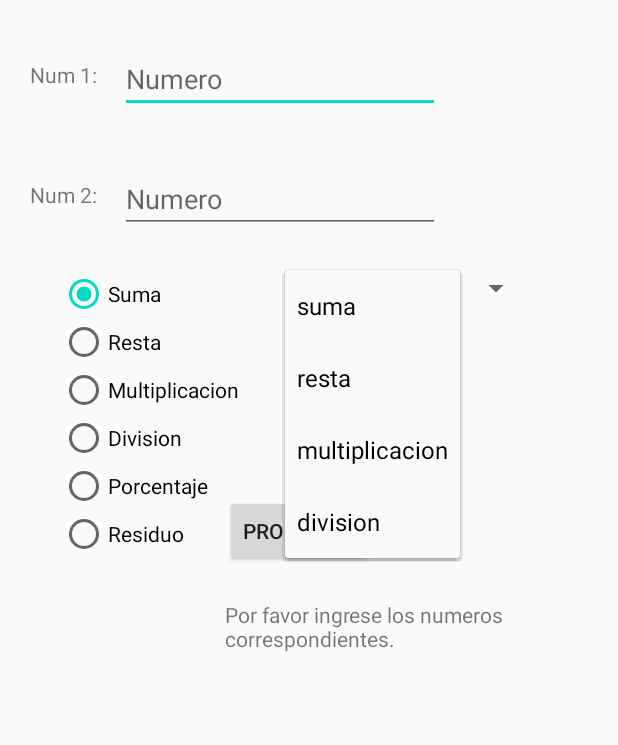
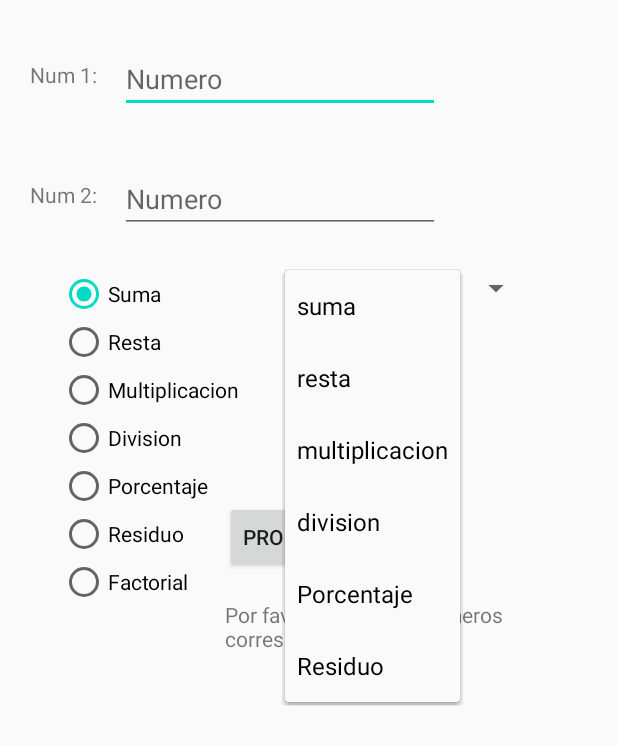
Before and after one commit to YovaniMarz91/prograIII, an Android app: the screen it shows after launch (MainActivity), after a tap on "suma", on a phone screen of 412 x 824 dp. Shown: the top 745 px of the screen. Run offline under Robolectric (Android 15) with nearby library versions, the phone set to English and light mode, and no system bars; 1 other tap on this screen came first.

Commit message:
arreglo Spinner

```diff
--- a/app/src/main/res/layout/activity_main.xml
+++ b/app/src/main/res/layout/activity_main.xml
@@ -44,7 +44,7 @@
         android:layout_width="wrap_content"
         android:layout_height="wrap_content"
         android:layout_marginLeft="150dp"
-        android:layout_marginTop="330dp"
+        android:layout_marginTop="334dp"
         android:onClick="procesar"
         android:text="PROCESAR " />
     android:text="Calcular" />
@@ -94,7 +94,12 @@
             android:layout_width="match_parent"
             android:layout_height="wrap_content"
             android:text="Residuo" />
-    </RadioGroup>
+        <RadioButton
+        android:id="@+id/optFactorial"
+        android:layout_width="match_parent"
+        android:layout_height="wrap_content"
+        android:text="Factorial" />
+</RadioGroup>
     <Spinner
         android:id="@+id/cboOperaciones"
         android:layout_width="wrap_content"
--- a/app/src/main/res/values/strings.xml
+++ b/app/src/main/res/values/strings.xml
@@ -5,5 +5,7 @@
         <item>resta</item>
         <item>multiplicacion</item>
         <item>division</item>
+        <item>Porcentaje</item>
+        <item>Residuo</item>
     </string-array>
 </resources>
```
Also changed, not shown: app/src/main/java/com/example/calculadora/MainActivity.java (+7 -4 lines).
